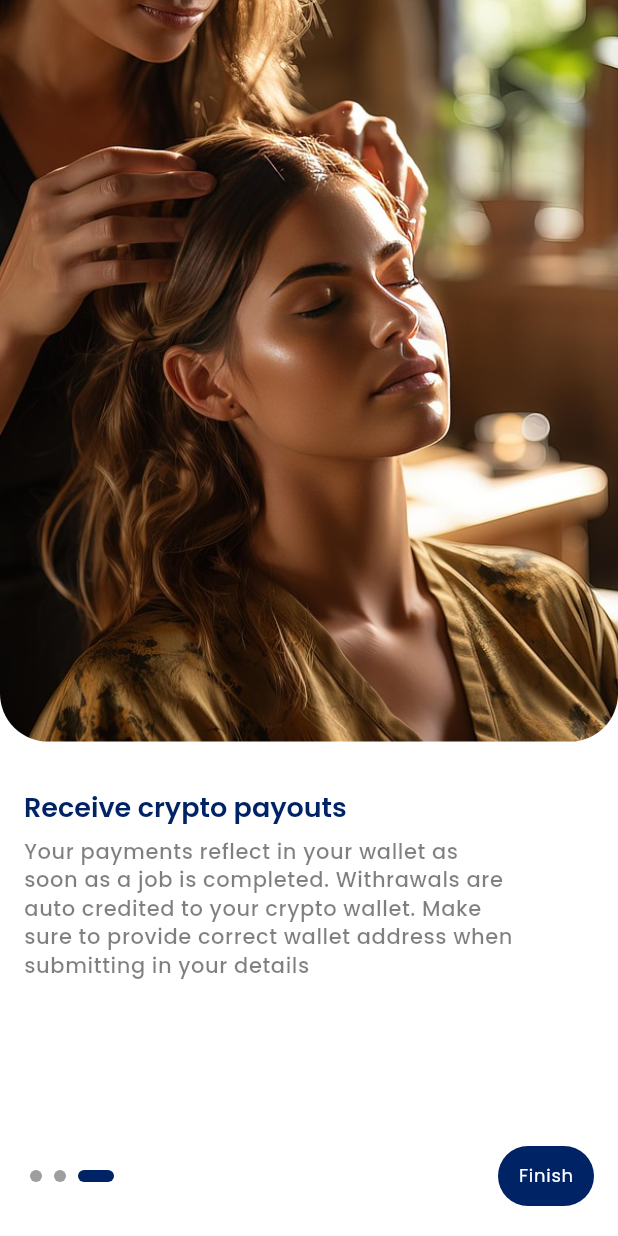
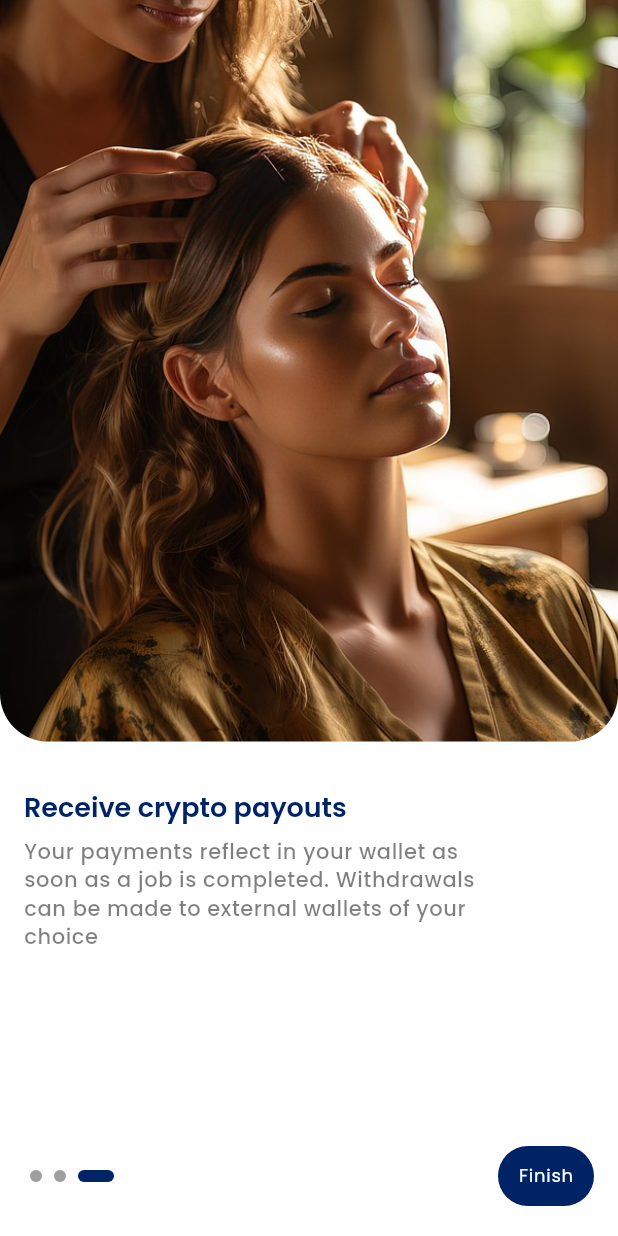
Before and after one commit to ahmvddddd/vider_provider, a Flutter app: the screen it shows after launch, swiped to page 3, on a phone screen of 412 x 824 dp. Run offline on Flutter 3.47's test engine with Material 3 defaults, Android fonts, the phone set to English and light mode, and no system bars; our stand-ins replace awesome_notifications, badges, camera, carousel_slider, connectivity_plus, dio and 17 more; missing offline and left inert: awesome_notifications_fcm; accounts and stored records are empty; project files that could hold a hidden picture were left out.

Commit message:
wallet background

```diff
--- a/lib/screens/onboarding/onboarding_screen.dart
+++ b/lib/screens/onboarding/onboarding_screen.dart
@@ -37,15 +37,15 @@ class _OnboardingScreenState extends ConsumerState<OnboardingScreen> {
   final List<Map<String, dynamic>> pageTexts = [
     {
       'pageText':
-          'Clients can search for you on the map. Make sure to switch on your location in profile settings. Set up your profile so it is attractive to clients',
+          'Clients can search for you on the map. Make sure to switch on your location and set up an attractive profile to boost visibility',
     },
     {
       'pageText':
-          'Clients can message you to get more information on services you provide. Check your messages regularly so you do not miss potential clients',
+          'Send and receive messages from clients. Check your messages regularly so you do not miss potential clients',
     },
     {
       'pageText':
-          'Your payments reflect in your wallet as soon as a job is completed. Withrawals are auto credited to your crypto wallet. Make sure to provide correct wallet address when submitting in your details',
+          'Your payments reflect in your wallet as soon as a job is completed. Withdrawals can be made to external wallets of your choice',
     },
   ];
 
--- a/lib/utils/constants/image_strings.dart
+++ b/lib/utils/constants/image_strings.dart
@@ -15,6 +15,8 @@ class Images {
 
 
   //services
+  static const String bg1 = "assets/utility_images/bg_1.jpg";
+  static const String bg2 = "assets/utility_images/bg_2.jpg";
   static const String material = "assets/utility_images/material.jpg";
   static const String material2 = "assets/utility_images/material_full_blur.jpg";
   static const String material3 = "assets/utility_images/material_half_blur.jpg";
```
Also changed, not shown: lib/screens/jobs/widgets/total_earnings.dart (+34 -28 lines), lib/screens/settings/components/account_info.dart (+28 -18 lines), assets/utility_images/bg_1.jpg (added), assets/utility_images/bg_2.jpg (added).
